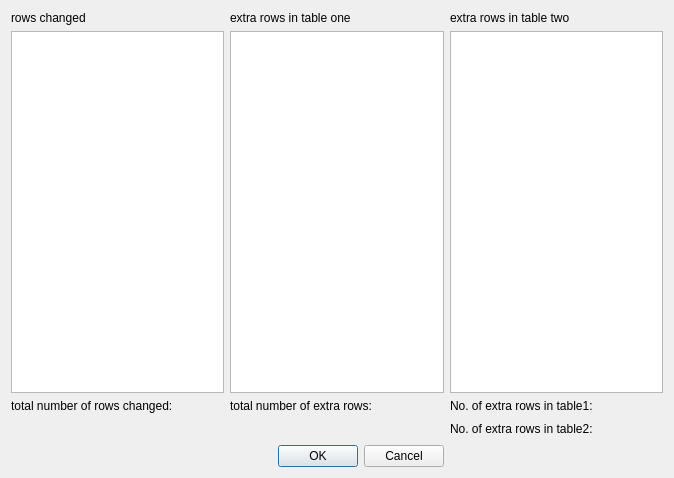
The window that results.ui (tgys/csv-diff-gui) describes before a commit, drawn with Qt 5.
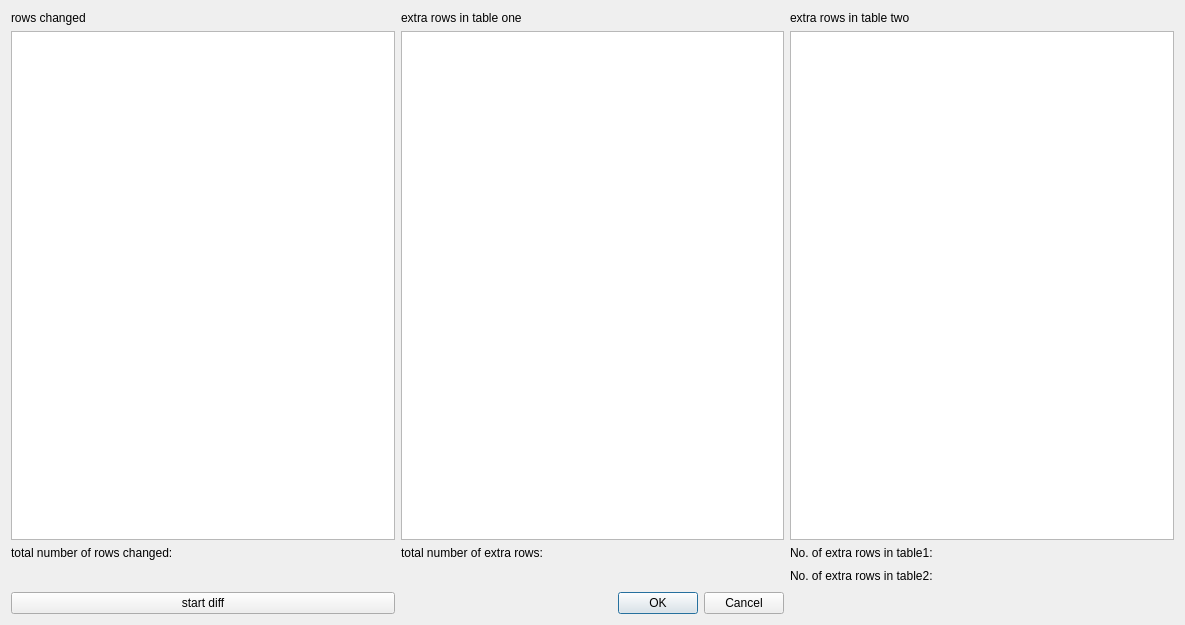
The same window after the commit.

Commit message: added menubar signals/slots for column and table options

```diff
--- a/results.ui
+++ b/results.ui
@@ -6,8 +6,8 @@
    <rect>
     <x>0</x>
     <y>0</y>
-    <width>674</width>
-    <height>478</height>
+    <width>1185</width>
+    <height>625</height>
    </rect>
   </property>
   <property name="windowTitle">
@@ -95,6 +95,13 @@
      </property>
     </widget>
    </item>
+   <item row="5" column="0">
+    <widget class="QPushButton" name="pushButton">
+     <property name="text">
+      <string>start diff</string>
+     </property>
+    </widget>
+   </item>
   </layout>
  </widget>
  <resources/>
```
The commit also changes 13 other files.
